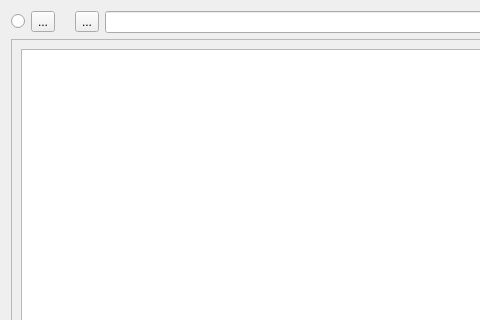
Above: files_3.ui from aumanimationstudios/Files before the change; both pictures show x 0 to 480 and y 0 to 320 of the 1309 by 684 pixel window. Below: the same form after it.
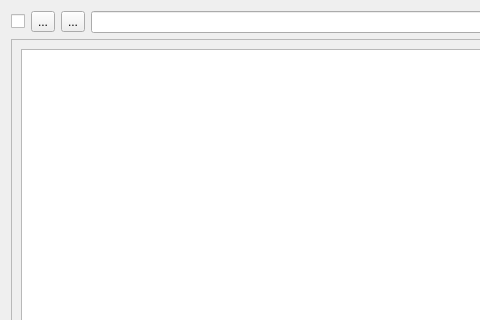
That is the form after the change.

```diff
--- a/files_3.ui
+++ b/files_3.ui
@@ -26,7 +26,7 @@
       <enum>QLayout::SetDefaultConstraint</enum>
      </property>
      <item>
-      <widget class="QRadioButton" name="themeButton">
+      <widget class="QCheckBox" name="themeButton">
        <property name="text">
         <string/>
        </property>
@@ -42,24 +42,6 @@
        </property>
       </widget>
      </item>
-     <item>
-      <widget class="QLabel" name="label">
-       <property name="sizePolicy">
-        <sizepolicy hsizetype="Preferred" vsizetype="Fixed">
-         <horstretch>0</horstretch>
-         <verstretch>0</verstretch>
-        </sizepolicy>
-       </property>
-       <property name="font">
-        <font>
-         <pointsize>10</pointsize>
-        </font>
-       </property>
-       <property name="text">
-        <string/>
-       </property>
-      </widget>
-     </item>
      <item>
       <widget class="QToolButton" name="previousDirButt">
        <property name="focusPolicy">
```
